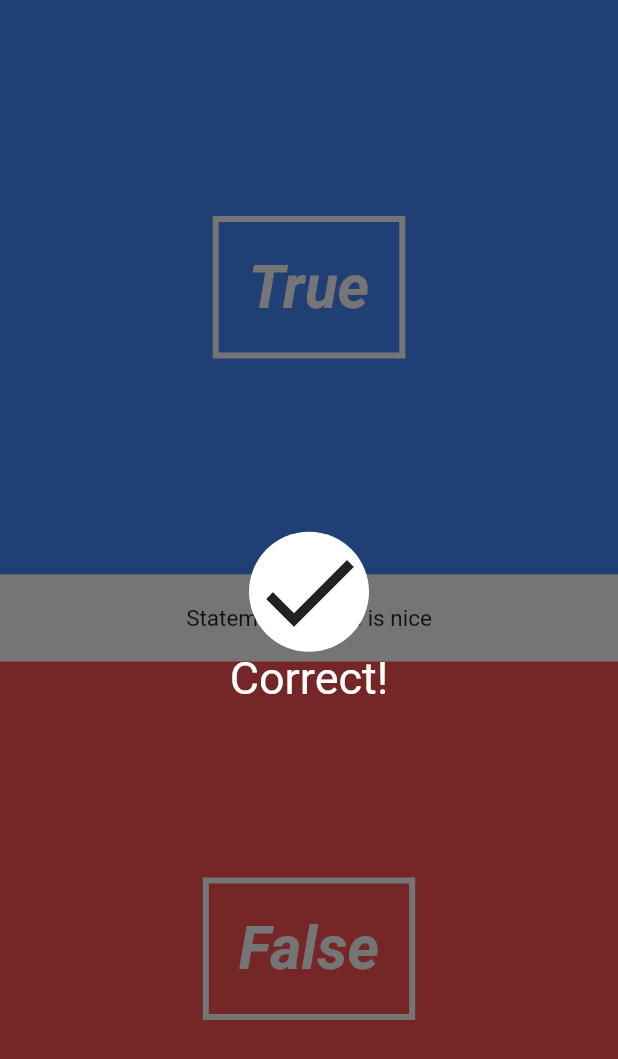
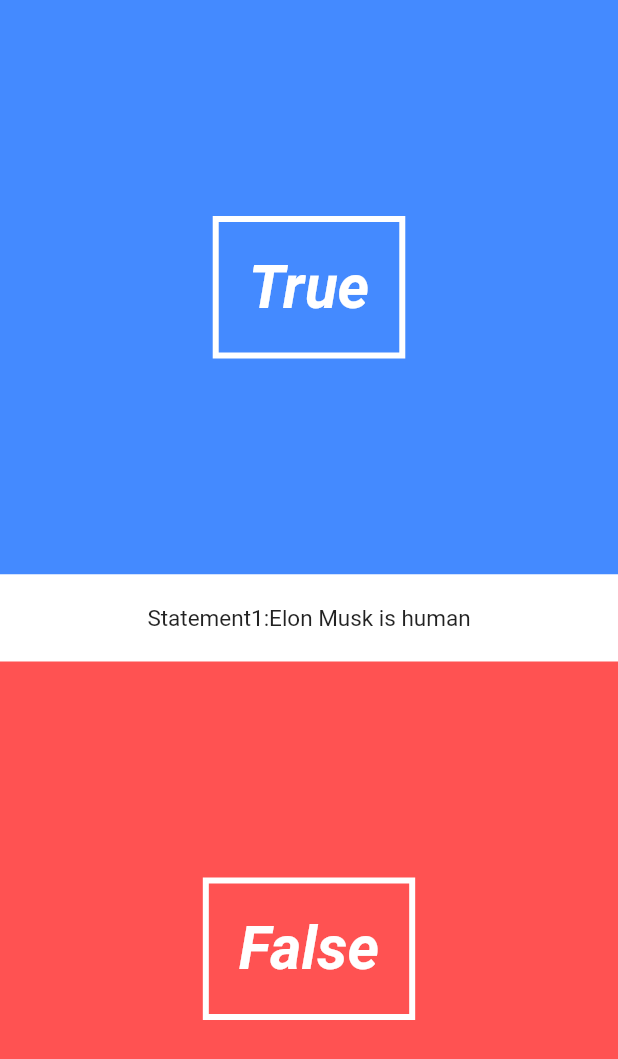
Before and after one commit to mopilo/QuizApp, a Flutter app: the screen it shows after launch, on a phone screen of 412 x 824 dp. Shown: the top 1059 px of the screen. Run offline on Flutter 3.47's test engine with Material 2 defaults, Android fonts, the phone set to English and light mode, and no system bars.

Commit message:
added overlay

```diff
--- a/lib/pages/quiz_page.dart
+++ b/lib/pages/quiz_page.dart
@@ -12,6 +12,37 @@ class QuizPage extends StatefulWidget{
 }
 
 class QuizPageState extends State<QuizPage>{
+
+  Question currentQuestion;
+
+  Quiz quiz = new Quiz([
+    new Question("Elon Musk is human", false),
+    new Question("Pizza is healthy", false),
+    new Question("Flutter is awesome", true)
+  ]);
+  String questionTest;
+  int questionNumber;
+  bool isCorrect;
+  bool overLayVisible = false;
+
+  @override
+  void initState(){
+    super.initState();
+    currentQuestion = quiz.nextQuestion;
+    questionTest = currentQuestion.question;
+    questionNumber = quiz.questionNumber;
+  }
+
+  //method to check if current answer is right
+
+  void handleAnswer(bool answer){
+    isCorrect = (currentQuestion.answer == answer);
+    quiz.answer(isCorrect);
+    this.setState(() {
+      overLayVisible = true;
+    });
+  }
+
   @override
   Widget build(BuildContext context){
     return new Stack(//stack elements on each oda
@@ -19,12 +50,12 @@ class QuizPageState extends State<QuizPage>{
       children: <Widget>[
         new Column(//this is our main page
           children: <Widget>[
-            new AnswerButton(true, () {print("true");}),
-            new QuestionText("Pizza is nice", 1),
-            new AnswerButton(false, () {print("false");})
+            new AnswerButton(true, () => handleAnswer(true)),
+            new QuestionText(questionTest, questionNumber),
+            new AnswerButton(false, () => handleAnswer(false))
           ],
         ),
-        new CorrectWrongOverlay()
+        overLayVisible == true ?  new CorrectWrongOverlay(isCorrect) : new Container(),
       ],
     );
   }
```
Also changed, not shown: lib/UI/correct_wrong.dart (+30 -6 lines).
